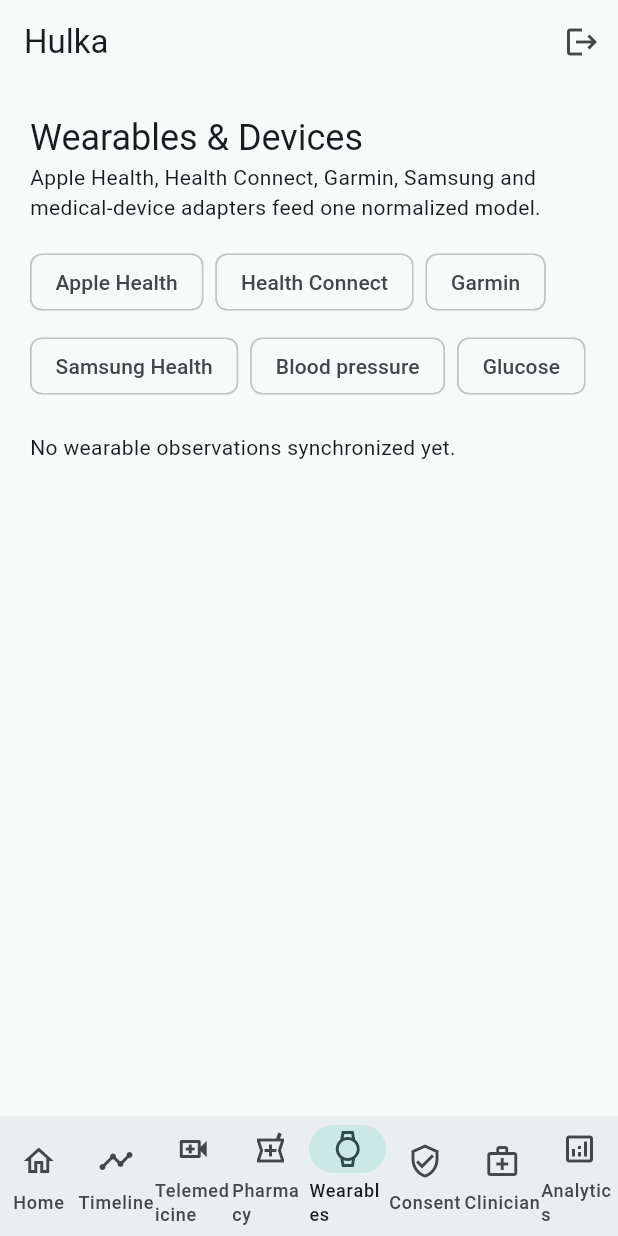
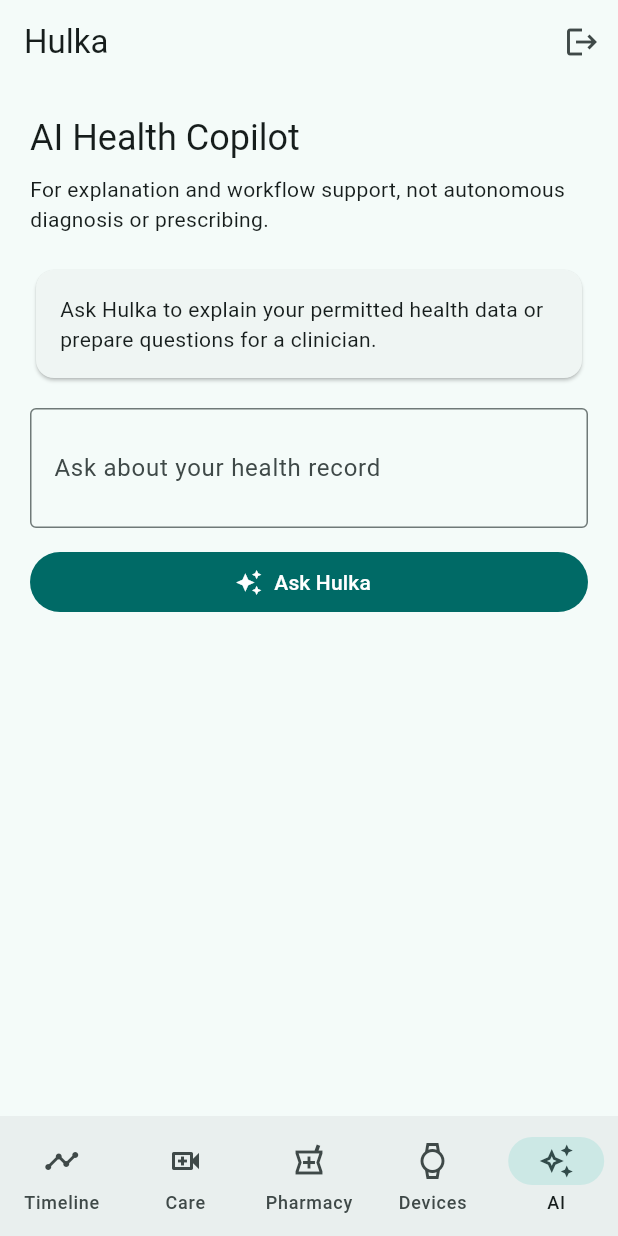
Before and after one commit to chrisndirangu54/Hulka, a Flutter app: the screen it shows once a user with an empty profile is signed in, item 5 of the bottom bar chosen, on a phone screen of 412 x 824 dp. Run offline on Flutter 3.47's test engine with Material 3 defaults, Android fonts, the phone set to English and light mode, and no system bars; our stand-ins replace cloud_firestore, cloud_functions, firebase_auth, firebase_core, flutter_riverpod; missing offline and left inert: health; accounts and stored records are empty.

Commit message:
Add live health-device integration and expanded Hulka care modules

```diff
--- /dev/null
+++ b/lib/features/ai/ai_copilot_screen.dart
@@ -0,0 +1,59 @@
+import 'package:flutter/material.dart';
+import '../../services/functions_service.dart';
+
+class AiCopilotScreen extends StatefulWidget {
+  const AiCopilotScreen({super.key});
+  @override
+  State<AiCopilotScreen> createState() => _AiCopilotScreenState();
+}
+
+class _AiCopilotScreenState extends State<AiCopilotScreen> {
+  final prompt = TextEditingController();
+  final api = HulkaFunctions();
+  bool loading = false;
+  String answer = 'Ask Hulka to explain your permitted health data or prepare questions for a clinician.';
+
+  Future<void> send() async {
+    final text = prompt.text.trim();
+    if (text.isEmpty) return;
+    setState(() => loading = true);
+    try {
+      final r = await api.askClinicalAi(text);
+      setState(() => answer = (r['answer'] as String?) ?? 'No answer returned.');
+    } catch (e) {
+      setState(() => answer = 'AI service unavailable: $e');
+    } finally {
+      if (mounted) setState(() => loading = false);
+    }
+  }
+
+  @override
+  Widget build(BuildContext context) {
+    return ListView(
+      padding: const EdgeInsets.all(20),
+      children: [
+        Text('AI Health Copilot', style: Theme.of(context).textTheme.headlineSmall),
+        const SizedBox(height: 8),
+        const Text('For explanation and workflow support, not autonomous diagnosis or prescribing.'),
+        const SizedBox(height: 20),
+        Card(child: Padding(padding: const EdgeInsets.all(16), child: Text(answer))),
+        const SizedBox(height: 16),
+        TextField(
+          controller: prompt,
+          minLines: 2,
+          maxLines: 5,
+          decoration: const InputDecoration(
+            labelText: 'Ask about your health record',
+            hintText: 'Example: What changed in my blood pressure this month?',
+          ),
+        ),
+        const SizedBox(height: 12),
+        FilledButton.icon(
+          onPressed: loading ? null : send,
+          icon: const Icon(Icons.auto_awesome),
+          label: Text(loading ? 'Checking…' : 'Ask Hulka'),
+        ),
+      ],
+    );
+  }
+}
--- a/lib/features/home/app_shell.dart
+++ b/lib/features/home/app_shell.dart
@@ -1,9 +1,11 @@
 import 'package:firebase_auth/firebase_auth.dart';
 import 'package:flutter/material.dart';
+import '../ai/ai_copilot_screen.dart';
 import '../analytics/analytics_screen.dart';
 import '../clinical/clinician_screen.dart';
 import '../consent/consent_screen.dart';
-import '../dashboard/hulka_dashboard.dart';
+import '../emergency/emergency_screen.dart';
+import '../hospital/hospital_screen.dart';
 import '../pharmacy/pharmacy_screen.dart';
 import '../telemedicine/telemedicine_screen.dart';
 import '../timeline/timeline_screen.dart';
@@ -17,22 +19,33 @@
 
 class _AppShellState extends State<AppShell> {
   int index = 0;
+
   final pages = const [
-    HulkaDashboard(), TimelineScreen(), TelemedicineScreen(), PharmacyScreen(),
-    WearablesScreen(), ConsentScreen(), ClinicianScreen(), AnalyticsScreen(),
+    TimelineScreen(),
+    TelemedicineScreen(),
+    PharmacyScreen(),
+    WearablesScreen(),
+    AiCopilotScreen(),
+    HospitalDirectoryScreen(),
+    EmergencyScreen(),
+    ConsentScreen(),
+    ClinicianScreen(),
+    AnalyticsScreen(),
   ];
 
   @override
   Widget build(BuildContext context) {
     const destinations = [
-      NavigationDestination(icon: Icon(Icons.home_outlined), label: 'Home'),
-      NavigationDestination(icon: Icon(Icons.timeline), label: 'Timeline'),
-      NavigationDestination(icon: Icon(Icons.video_call_outlined), label: 'Telemedicine'),
-      NavigationDestination(icon: Icon(Icons.local_pharmacy_outlined), label: 'Pharmacy'),
-      NavigationDestination(icon: Icon(Icons.watch_outlined), label: 'Wearables'),
-      NavigationDestination(icon: Icon(Icons.verified_user_outlined), label: 'Consent'),
-      NavigationDestination(icon: Icon(Icons.medical_services_outlined), label: 'Clinician'),
-      NavigationDestination(icon: Icon(Icons.analytics_outlined), label: 'Analytics'),
+      NavigationRailDestination(icon: Icon(Icons.timeline), label: Text('Timeline')),
+      NavigationRailDestination(icon: Icon(Icons.video_call_outlined), label: Text('Telemedicine')),
+      NavigationRailDestination(icon: Icon(Icons.local_pharmacy_outlined), label: Text('Pharmacy')),
+      NavigationRailDestination(icon: Icon(Icons.watch_outlined), label: Text('Wearables')),
+      NavigationRailDestination(icon: Icon(Icons.auto_awesome_outlined), label: Text('AI Copilot')),
+      NavigationRailDestination(icon: Icon(Icons.local_hospital_outlined), label: Text('Care network')),
+      NavigationRailDestination(icon: Icon(Icons.emergency_outlined), label: Text('Emergency')),
+      NavigationRailDestination(icon: Icon(Icons.verified_user_outlined), label: Text('Consent')),
+      NavigationRailDestination(icon: Icon(Icons.medical_services_outlined), label: Text('Clinician')),
+      NavigationRailDestination(icon: Icon(Icons.analytics_outlined), label: Text('Analytics')),
     ];
 
     return Scaffold(
@@ -42,11 +55,39 @@
           IconButton(onPressed: () => FirebaseAuth.instance.signOut(), icon: const Icon(Icons.logout), tooltip: 'Sign out'),
         ],
       ),
-      body: pages[index],
-      bottomNavigationBar: NavigationBar(
-        selectedIndex: index,
-        onDestinationSelected: (value) => setState(() => index = value),
-        destinations: destinations,
+      body: LayoutBuilder(
+        builder: (context, constraints) {
+          if (constraints.maxWidth < 760) {
+            return Column(
+              children: [
+                Expanded(child: pages[index]),
+                NavigationBar(
+                  selectedIndex: index > 4 ? 0 : index,
+                  onDestinationSelected: (value) => setState(() => index = value),
+                  destinations: const [
+                    NavigationDestination(icon: Icon(Icons.timeline), label: 'Timeline'),
+                    NavigationDestination(icon: Icon(Icons.video_call_outlined), label: 'Care'),
+                    NavigationDestination(icon: Icon(Icons.local_pharmacy_outlined), label: 'Pharmacy'),
+                    NavigationDestination(icon: Icon(Icons.watch_outlined), label: 'Devices'),
+                    NavigationDestination(icon: Icon(Icons.auto_awesome_outlined), label: 'AI'),
+                  ],
+                ),
+              ],
+            );
+          }
+          return Row(
+            children: [
+              NavigationRail(
+                selectedIndex: index,
+                onDestinationSelected: (value) => setState(() => index = value),
+                labelType: NavigationRailLabelType.all,
+                destinations: destinations,
+              ),
+              const VerticalDivider(width: 1),
+              Expanded(child: pages[index]),
+            ],
+          );
+        },
       ),
     );
   }
--- /dev/null
+++ b/lib/services/functions_service.dart
@@ -0,0 +1,32 @@
+import 'package:cloud_functions/cloud_functions.dart';
+
+class HulkaFunctions {
+  HulkaFunctions({FirebaseFunctions? functions})
+      : _functions = functions ?? FirebaseFunctions.instance;
+
+  final FirebaseFunctions _functions;
+
+  Future<String> createAppointment(Map<String, Object?> payload) async {
+    final r = await _functions.httpsCallable('createAppointment').call(payload);
+    return (r.data as Map)['appointmentId'] as String;
+  }
+
+  Future<String> issuePrescription(Map<String, Object?> payload) async {
+    final r = await _functions.httpsCallable('issuePrescription').call(payload);
+    return (r.data as Map)['prescriptionId'] as String;
+  }
+
+  Future<void> revokeConsent(String consentId) async {
+    await _functions.httpsCallable('revokeConsent').call({'consentId': consentId});
+  }
+
+  Future<String> reportAdverseEvent(Map<String, Object?> payload) async {
+    final r = await _functions.httpsCallable('recordAdverseEvent').call(payload);
+    return (r.data as Map)['adverseEventId'] as String;
+  }
+
+  Future<Map<String, dynamic>> askClinicalAi(String prompt) async {
+    final r = await _functions.httpsCallable('clinicalAiGateway').call({'prompt': prompt});
+    return Map<String, dynamic>.from(r.data as Map);
+  }
+}
--- a/pubspec.yaml
+++ b/pubspec.yaml
@@ -1,10 +1,10 @@
 name: hulka
 description: Cross-hospital digital health, telemedicine, pharmacy and health intelligence platform.
 publish_to: "none"
-version: 0.1.0+1
+version: 0.2.0+2
 
 environment:
-  sdk: ">=3.5.0 <4.0.0"
+  sdk: ">=3.8.0 <4.0.0"
 
 dependencies:
   flutter:
@@ -12,12 +12,14 @@
   firebase_core: ^3.6.0
   firebase_auth: ^5.3.1
   cloud_firestore: ^5.4.4
+  cloud_functions: ^6.5.0
   firebase_messaging: ^15.1.3
   firebase_storage: ^12.3.3
   flutter_riverpod: ^2.6.1
   go_router: ^14.3.0
   intl: ^0.19.0
   uuid: ^4.5.1
+  health: ^13.3.2
   freezed_annotation: ^2.4.4
   json_annotation: ^4.9.0
   collection: ^1.18.0
```
Also changed, not shown: lib/features/emergency/emergency_screen.dart (added, +46 -0 lines), lib/features/hospital/hospital_screen.dart (added, +35 -0 lines), lib/models/emergency_profile.dart (added, +32 -0 lines), lib/models/insurance.dart (added, +33 -0 lines), lib/models/organization.dart (added, +19 -0 lines), lib/services/device_health_service.dart (added, +78 -0 lines).
